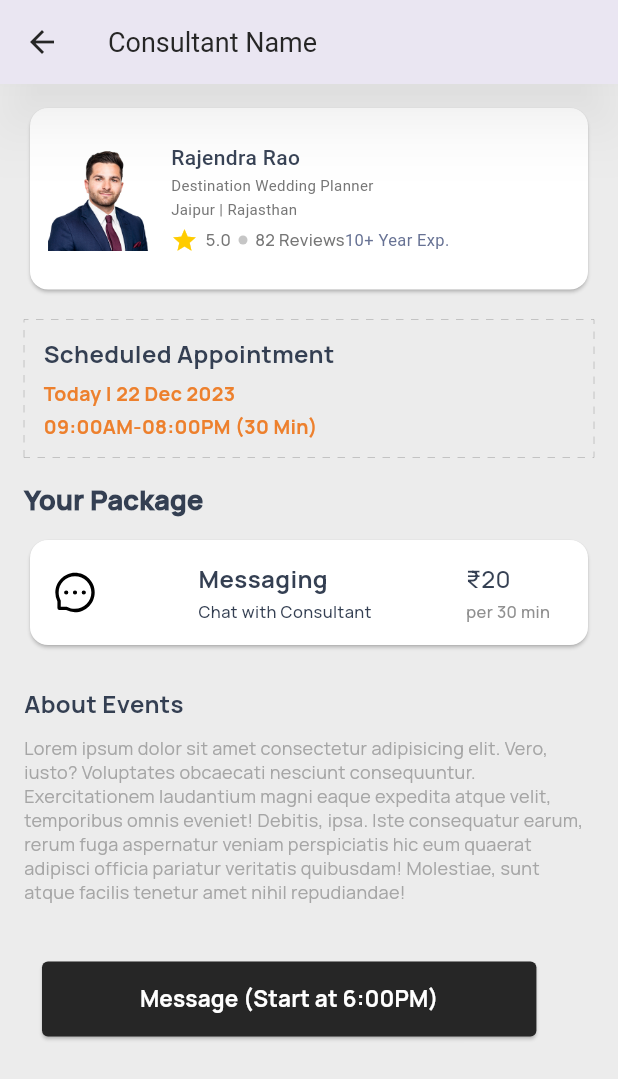
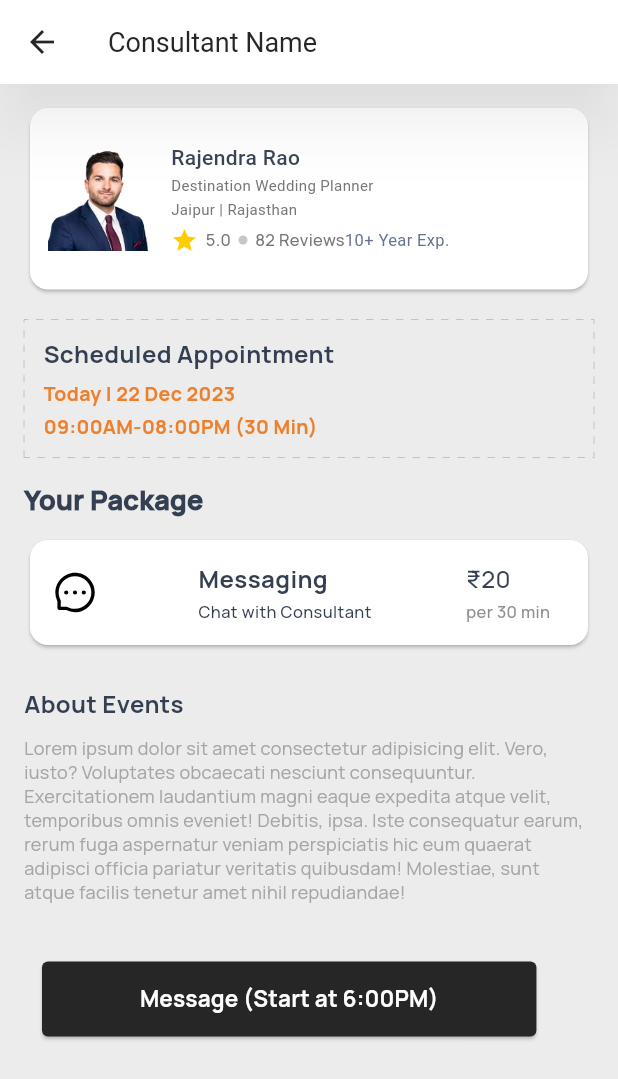
Before and after one commit to divyamittal-1712/user, a Flutter app: the AppointmentDetailPage screen opened by its route, on a phone screen of 412 x 824 dp. Shown: the top 1079 px of the screen. Run offline on Flutter 3.47's test engine with Material 3 defaults, Android fonts, the phone set to English and light mode, and no system bars; drawn by our look-alikes of loader_overlay; our stand-ins replace cached_network_image, carousel_slider, dotted_decoration, flutter_native_splash, flutter_rating_bar, flutter_spinkit and 6 more; missing offline and left inert: dart:ffi; accounts and stored records are empty; Roboto replaces fonts that are missing (Rubik).

Commit message:
home page

```diff
--- a/lib/screens/home/app_bar/MyAppBar.dart
+++ b/lib/screens/home/app_bar/MyAppBar.dart
@@ -15,6 +15,7 @@ class MyAppBar extends StatelessWidget implements PreferredSizeWidget {
       elevation: 16.0,
       backgroundColor: AppColor.whiteColor,
       shadowColor: AppColor.lightGray.withOpacity(0.4),
+      surfaceTintColor: AppColor.whiteColor,
       title: Text(title ?? "",style: TextStyle(fontSize: 18,color: AppColor.appBlack)),
 
       leading: leading,
```
